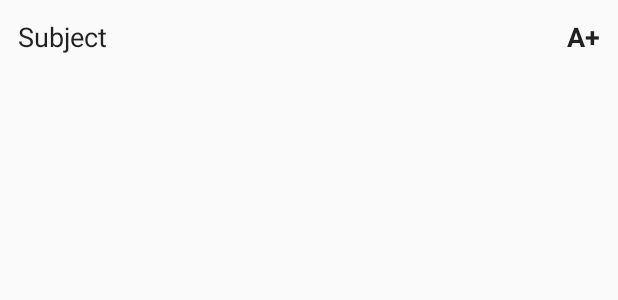
After one commit to iamspd/ReportCard, an Android app: the layout subject_grade_list_item.xml on its own in the app's theme, with its tools: preview values and no code run, on a phone screen of 412 x 824 dp. The commit adds this screen. Shown: the top 300 px of the screen. Run offline under Robolectric (Android 15) with nearby library versions, the phone set to English and light mode, and no system bars.

Commit message:
GradeActivity Initiated

```diff
--- a/app/src/main/AndroidManifest.xml
+++ b/app/src/main/AndroidManifest.xml
@@ -10,7 +10,7 @@
         android:roundIcon="@mipmap/ic_launcher_round"
         android:supportsRtl="true"
         android:theme="@style/AppTheme">
-        <activity android:name=".ProfileActivity"></activity>
+        <activity android:name=".main.ProfileActivity"></activity>
         <activity android:name=".main.GradeActivity" />
         <activity android:name=".intro.IntroActivity">
             <intent-filter>
--- a/app/src/main/java/com/example/reportcard/main/GradeActivity.java
+++ b/app/src/main/java/com/example/reportcard/main/GradeActivity.java
@@ -2,15 +2,33 @@ package com.example.reportcard.main;
 
 import androidx.appcompat.app.AppCompatActivity;
 
+import android.content.SharedPreferences;
 import android.os.Bundle;
+import android.preference.PreferenceManager;
+import android.widget.ListView;
+import android.widget.TextView;
 
 import com.example.reportcard.R;
 
 public class GradeActivity extends AppCompatActivity {
 
+    // Widgets
+    private TextView gradeTitle;
+    private ListView gradeList;
+
+    // Variables
+    private SharedPreferences spGrades;
+
+
     @Override
     protected void onCreate(Bundle savedInstanceState) {
         super.onCreate(savedInstanceState);
         setContentView(R.layout.activity_grade);
+
+        spGrades = PreferenceManager.getDefaultSharedPreferences(this);
+        String userName = spGrades.getString("Name", "");
+
+        gradeTitle = findViewById(R.id.tvGradeTitle);
+        gradeTitle.setText(userName + "'s " + "Grades");
     }
 }
--- /dev/null
+++ b/app/src/main/java/com/example/reportcard/model/Grade.java
@@ -0,0 +1,4 @@
+package com.example.reportcard.model;
+
+public class Grade {
+}
--- a/app/src/main/res/layout/activity_profile.xml
+++ b/app/src/main/res/layout/activity_profile.xml
@@ -4,7 +4,7 @@
     android:layout_width="match_parent"
     android:layout_height="match_parent"
     android:orientation="vertical"
-    tools:context=".ProfileActivity">
+    tools:context=".main.ProfileActivity">
 
     <TextView
         style="@style/MyTextView"
--- /dev/null
+++ b/app/src/main/res/layout/subject_grade_list_item.xml
@@ -0,0 +1,30 @@
+<?xml version="1.0" encoding="utf-8"?>
+<LinearLayout xmlns:android="http://schemas.android.com/apk/res/android"
+    android:layout_width="match_parent"
+    android:layout_height="match_parent">
+
+    <TextView
+        android:id="@+id/tvSubject"
+        android:layout_width="0dp"
+        android:layout_height="wrap_content"
+        android:layout_marginStart="12dp"
+        android:layout_marginTop="12dp"
+        android:layout_marginEnd="12dp"
+        android:layout_weight="1"
+        android:text="@string/subject"
+        android:textAppearance="@android:style/TextAppearance.Medium" />
+
+    <TextView
+        android:id="@+id/tvGrade"
+        android:layout_width="0dp"
+        android:layout_height="wrap_content"
+        android:layout_marginStart="12dp"
+        android:layout_marginTop="12dp"
+        android:layout_marginEnd="12dp"
+        android:layout_weight="1"
+        android:text="@string/grade"
+        android:textAlignment="viewEnd"
+        android:textAppearance="@android:style/TextAppearance.Medium"
+        android:textStyle="bold" />
+
+</LinearLayout>
--- a/app/src/main/res/values/strings.xml
+++ b/app/src/main/res/values/strings.xml
@@ -100,4 +100,10 @@
     <!-- String for change password -->
     <string name="change_pwd">Change Password</string>
 
+    <!-- String for Subject -->
+    <string name="subject">Subject</string>
+
+    <!-- String for Grade - A+ -->
+    <string name="grade">A+</string>
+
 </resources>
```
Also changed, not shown: app/src/main/java/com/example/reportcard/main/MainActivity.java (+0 -7 lines), app/src/main/java/com/example/reportcard/main/ProfileActivity.java (renamed from app/src/main/java/com/example/reportcard/ProfileActivity.java, +5 -6 lines).
